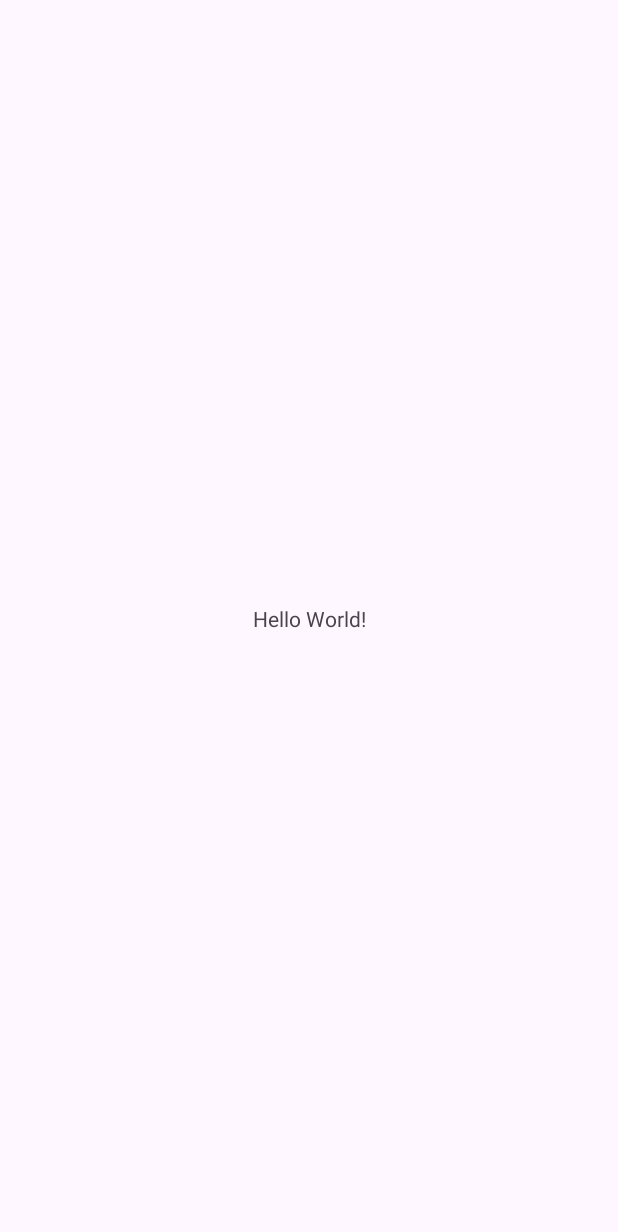
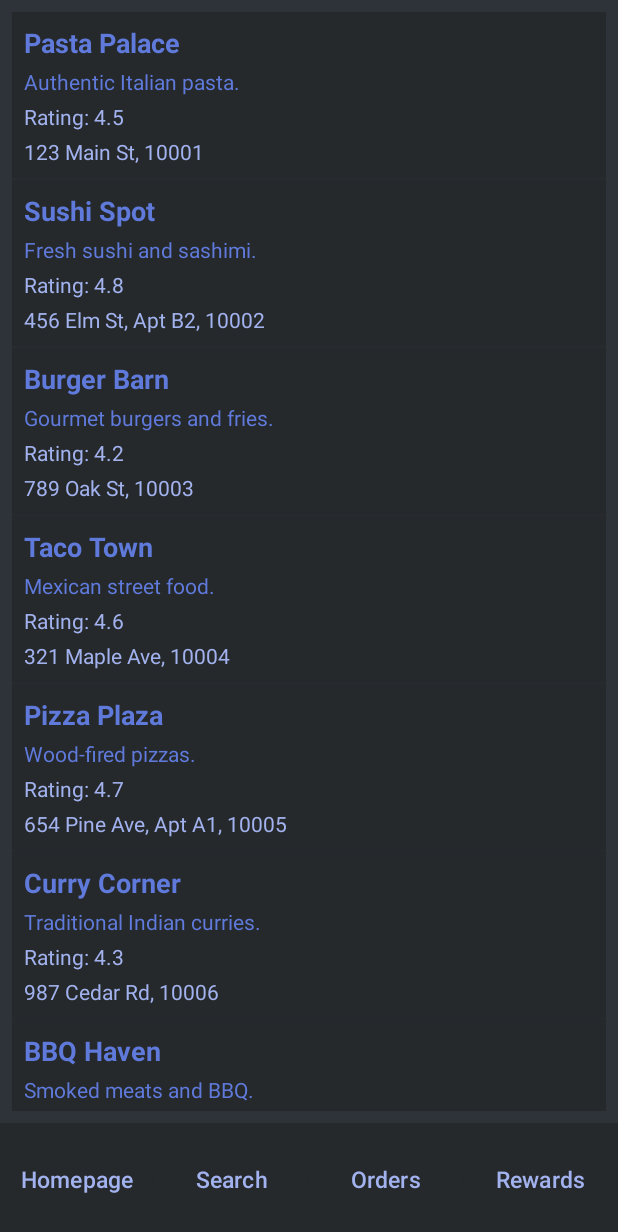
Before and after one commit to Aetthera/DeliveryApp_FinalProject_AndroidMobileDev, an Android app: the screen it shows after launch (MainActivity before the commit, UserActivity after it), on a phone screen of 412 x 824 dp. Before the commit the part shown is almost empty. Shown: the top 1232 px of the screen. Run offline under Robolectric (Android 15) with nearby library versions, the phone set to English and light mode, and no system bars.

Commit message:
Added the tab view for the User side. Created the Homepage and added hardcoded values to visualize it.

```diff
--- /dev/null
+++ b/app/src/main/java/com/example/deliveryapp_finalproject_androidmobiledev/Address.java
@@ -0,0 +1,55 @@
+package com.example.deliveryapp_finalproject_androidmobiledev;
+
+public class Address {
+    private String houseNumber;
+    private String streetName;
+    private String apartment;
+    private String zipcode;
+
+
+    public Address(String houseNumber, String streetName, String apartment, String zipcode) {
+        this.houseNumber = houseNumber;
+        this.streetName = streetName;
+        this.apartment = apartment;
+        this.zipcode = zipcode;
+    }
+
+    public Address(String houseNumber, String streetName, String zipcode) {
+        this.houseNumber = houseNumber;
+        this.streetName = streetName;
+        this.apartment = null;
+        this.zipcode = zipcode;
+    }
+
+    public String getHouseNumber() {
+        return houseNumber;
+    }
+
+    public void setHouseNumber(String houseNumber) {
+        this.houseNumber = houseNumber;
+    }
+
+    public String getStreetName() {
+        return streetName;
+    }
+
+    public void setStreetName(String streetName) {
+        this.streetName = streetName;
+    }
+
+    public String getApartment() {
+        return apartment;
+    }
+
+    public void setApartment(String apartment) {
+        this.apartment = apartment;
+    }
+
+    public String getZipcode() {
+        return zipcode;
+    }
+
+    public void setZipcode(String zipcode) {
+        this.zipcode = zipcode;
+    }
+}
--- /dev/null
+++ b/app/src/main/java/com/example/deliveryapp_finalproject_androidmobiledev/HomepageFragment.java
@@ -0,0 +1,58 @@
+package com.example.deliveryapp_finalproject_androidmobiledev;
+
+import android.os.Bundle;
+import android.view.LayoutInflater;
+import android.view.View;
+import android.view.ViewGroup;
+import androidx.annotation.NonNull;
+import androidx.annotation.Nullable;
+import androidx.fragment.app.Fragment;
+import java.util.ArrayList;
+import java.util.List;
+import android.widget.ListView;
+
+import androidx.activity.EdgeToEdge;
+import androidx.appcompat.app.AppCompatActivity;
+import androidx.core.graphics.Insets;
+import androidx.core.view.ViewCompat;
+import androidx.core.view.WindowInsetsCompat;
+
+public class HomepageFragment extends Fragment {
+
+    @Nullable
+    @Override
+    public View onCreateView(@NonNull LayoutInflater inflater, @Nullable ViewGroup container, @Nullable Bundle savedInstanceState) {
+        View view = inflater.inflate(R.layout.activity_homepage_fragment, container, false);
+
+        ListView listView = view.findViewById(R.id.list_view);
+
+        // List of restaurants
+        List<Restaurant> restaurantList = new ArrayList<>();
+        restaurantList.add(new Restaurant("Pasta Palace", "Authentic Italian pasta.", 4.5,
+                new Address("123", "Main St", "10001")));
+        restaurantList.add(new Restaurant("Sushi Spot", "Fresh sushi and sashimi.", 4.8,
+                new Address("456", "Elm St", "B2", "10002")));
+        restaurantList.add(new Restaurant("Burger Barn", "Gourmet burgers and fries.", 4.2,
+                new Address("789", "Oak St", "10003")));
+        restaurantList.add(new Restaurant("Taco Town", "Mexican street food.", 4.6,
+                new Address("321", "Maple Ave", "10004")));
+        restaurantList.add(new Restaurant("Pizza Plaza", "Wood-fired pizzas.", 4.7,
+                new Address("654", "Pine Ave", "A1", "10005")));
+        restaurantList.add(new Restaurant("Curry Corner", "Traditional Indian curries.", 4.3,
+                new Address("987", "Cedar Rd", "10006")));
+        restaurantList.add(new Restaurant("BBQ Haven", "Smoked meats and BBQ.", 4.9,
+                new Address("159", "Birch Rd", "10007")));
+        restaurantList.add(new Restaurant("Vegan Vibes", "Plant-based goodness.", 4.4,
+                new Address("753", "Spruce Rd", "C3", "10008")));
+        restaurantList.add(new Restaurant("Seafood Shack", "Fresh seafood daily.", 4.5,
+                new Address("951", "Willow Ln", "10009")));
+        restaurantList.add(new Restaurant("Bakery Bliss", "Breads and pastries.", 4.6,
+                new Address("852", "Fir Ln", "D4", "10010")));
+
+        // Set the adapter
+        RestaurantListAdapter adapter = new RestaurantListAdapter(getContext(), restaurantList);
+        listView.setAdapter(adapter);
+
+        return view;
+    }
+}
--- /dev/null
+++ b/app/src/main/java/com/example/deliveryapp_finalproject_androidmobiledev/OrdersFragment.java
@@ -0,0 +1,24 @@
+package com.example.deliveryapp_finalproject_androidmobiledev;
+
+import android.os.Bundle;
+import android.view.LayoutInflater;
+import android.view.View;
+import android.view.ViewGroup;
+import androidx.annotation.NonNull;
+import androidx.annotation.Nullable;
+import androidx.fragment.app.Fragment;
+
+import androidx.activity.EdgeToEdge;
+import androidx.appcompat.app.AppCompatActivity;
+import androidx.core.graphics.Insets;
+import androidx.core.view.ViewCompat;
+import androidx.core.view.WindowInsetsCompat;
+
+public class OrdersFragment extends Fragment {
+
+    @Nullable
+    @Override
+    public View onCreateView(@NonNull LayoutInflater inflater, @Nullable ViewGroup container, @Nullable Bundle savedInstanceState) {
+        return inflater.inflate(R.layout.activity_orders_fragment, container, false);
+    }
+}
--- /dev/null
+++ b/app/src/main/java/com/example/deliveryapp_finalproject_androidmobiledev/Restaurant.java
@@ -0,0 +1,47 @@
+package com.example.deliveryapp_finalproject_androidmobiledev;
+
+public class Restaurant {
+    private String name;
+    private String description;
+    private double rating;
+    private Address address;
+
+    public Restaurant(String name, String description, double rating, Address address) {
+        this.name = name;
+        this.description = description;
+        this.rating = rating;
+        this.address = address;
+    }
+
+    public String getName() {
+        return name;
+    }
+
+    public void setName(String name) {
+        this.name = name;
+    }
+
+    public String getDescription() {
+        return description;
+    }
+
+    public void setDescription(String description) {
+        this.description = description;
+    }
+
+    public double getRating() {
+        return rating;
+    }
+
+    public void setRating(double rating) {
+        this.rating = rating;
+    }
+
+    public Address getAddress() {
+        return address;
+    }
+
+    public void setAddress(Address address) {
+        this.address = address;
+    }
+}
--- /dev/null
+++ b/app/src/main/java/com/example/deliveryapp_finalproject_androidmobiledev/RestaurantListAdapter.java
@@ -0,0 +1,50 @@
+package com.example.deliveryapp_finalproject_androidmobiledev;
+
+import android.content.Context;
+import android.view.LayoutInflater;
+import android.view.View;
+import android.view.ViewGroup;
+import android.widget.ArrayAdapter;
+import android.widget.TextView;
+import androidx.annotation.NonNull;
+import androidx.annotation.Nullable;
+import java.util.List;
+
+public class RestaurantListAdapter extends ArrayAdapter<Restaurant> {
+
+    public RestaurantListAdapter(Context context, List<Restaurant> restaurantList) {
+        super(context, 0, restaurantList);
+    }
+
+    @NonNull
+    @Override
+    public View getView(int position, @Nullable View convertView, @NonNull ViewGroup parent) {
+        if (convertView == null) {
+            convertView = LayoutInflater.from(getContext()).inflate(R.layout.item_restaurant, parent, false);
+        }
+
+        Restaurant restaurant = getItem(position);
+
+        TextView name = convertView.findViewById(R.id.restaurant_name);
+        TextView description = convertView.findViewById(R.id.restaurant_description);
+        TextView rating = convertView.findViewById(R.id.restaurant_rating);
+        TextView address = convertView.findViewById(R.id.restaurant_address);
+
+        name.setText(restaurant.getName());
+        description.setText(restaurant.getDescription());
+        rating.setText("Rating: " + restaurant.getRating());
+        address.setText(formatAddress(restaurant.getAddress()));
+
+        return convertView;
+    }
+
+    private String formatAddress(Address address) {
+        StringBuilder sb = new StringBuilder();
+        sb.append(address.getHouseNumber()).append(" ").append(address.getStreetName());
+        if (address.getApartment() != null) {
+            sb.append(", Apt ").append(address.getApartment());
+        }
+        sb.append(", ").append(address.getZipcode());
+        return sb.toString();
+    }
+}
--- /dev/null
+++ b/app/src/main/java/com/example/deliveryapp_finalproject_androidmobiledev/RewardsFragment.java
@@ -0,0 +1,24 @@
+package com.example.deliveryapp_finalproject_androidmobiledev;
+
+import android.os.Bundle;
+import android.view.LayoutInflater;
+import android.view.View;
+import android.view.ViewGroup;
+import androidx.annotation.NonNull;
+import androidx.annotation.Nullable;
+import androidx.fragment.app.Fragment;
+
+import androidx.activity.EdgeToEdge;
+import androidx.appcompat.app.AppCompatActivity;
+import androidx.core.graphics.Insets;
+import androidx.core.view.ViewCompat;
+import androidx.core.view.WindowInsetsCompat;
+
+public class RewardsFragment extends Fragment {
+
+    @Nullable
+    @Override
+    public View onCreateView(@NonNull LayoutInflater inflater, @Nullable ViewGroup container, @Nullable Bundle savedInstanceState) {
+        return inflater.inflate(R.layout.activity_rewards_fragment, container, false);
+    }
+}
--- /dev/null
+++ b/app/src/main/java/com/example/deliveryapp_finalproject_androidmobiledev/SearchFragment.java
@@ -0,0 +1,24 @@
+package com.example.deliveryapp_finalproject_androidmobiledev;
+
+import android.os.Bundle;
+import android.view.LayoutInflater;
+import android.view.View;
+import android.view.ViewGroup;
+import androidx.annotation.NonNull;
+import androidx.annotation.Nullable;
+import androidx.fragment.app.Fragment;
+
+import androidx.activity.EdgeToEdge;
+import androidx.appcompat.app.AppCompatActivity;
+import androidx.core.graphics.Insets;
+import androidx.core.view.ViewCompat;
+import androidx.core.view.WindowInsetsCompat;
+
+public class SearchFragment extends Fragment {
+
+    @Nullable
+    @Override
+    public View onCreateView(@NonNull LayoutInflater inflater, @Nullable ViewGroup container, @Nullable Bundle savedInstanceState) {
+        return inflater.inflate(R.layout.activity_search_fragment, container, false);
+    }
+}
--- /dev/null
+++ b/app/src/main/java/com/example/deliveryapp_finalproject_androidmobiledev/UserActivity.java
@@ -0,0 +1,44 @@
+package com.example.deliveryapp_finalproject_androidmobiledev;
+
+import android.os.Bundle;
+import android.widget.Button;
+import androidx.fragment.app.Fragment;
+
+
+import androidx.activity.EdgeToEdge;
+import androidx.appcompat.app.AppCompatActivity;
+import androidx.core.graphics.Insets;
+import androidx.core.view.ViewCompat;
+import androidx.core.view.WindowInsetsCompat;
+
+public class UserActivity extends AppCompatActivity {
+
+    @Override
+    protected void onCreate(Bundle savedInstanceState) {
+        super.onCreate(savedInstanceState);
+        EdgeToEdge.enable(this);
+        setContentView(R.layout.activity_user);
+
+        // Get the tab buttons
+        Button homepageTab = findViewById(R.id.tab_homepage);
+        Button searchTab = findViewById(R.id.tab_search);
+        Button ordersTab = findViewById(R.id.tab_orders);
+        Button rewardsTab = findViewById(R.id.tab_rewards);
+
+        // Set event listeners
+        homepageTab.setOnClickListener(v -> loadFragment(new HomepageFragment()));
+        searchTab.setOnClickListener(v -> loadFragment(new SearchFragment()));
+        ordersTab.setOnClickListener(v -> loadFragment(new OrdersFragment()));
+        rewardsTab.setOnClickListener(v -> loadFragment(new RewardsFragment()));
+
+        // Load the Homepage fragment by default
+        loadFragment(new HomepageFragment());
+    }
+
+    private void loadFragment(Fragment fragment) {
+        getSupportFragmentManager()
+                .beginTransaction()
+                .replace(R.id.frame_layout, fragment)
+                .commit();
+    }
+}
--- /dev/null
+++ b/app/src/main/res/layout/activity_homepage_fragment.xml
@@ -0,0 +1,19 @@
+<LinearLayout
+    xmlns:android="http://schemas.android.com/apk/res/android"
+    xmlns:app="http://schemas.android.com/apk/res-auto"
+    xmlns:tools="http://schemas.android.com/tools"
+    android:layout_width="match_parent"
+    android:layout_height="match_parent"
+    android:orientation="vertical"
+    android:padding="8dp"
+    >
+
+    <ListView
+        android:id="@+id/list_view"
+        android:layout_width="match_parent"
+        android:layout_height="match_parent"
+        android:divider="@color/secondary_background"
+        android:dividerHeight="1sp"
+        />
+
+</LinearLayout>
--- /dev/null
+++ b/app/src/main/res/layout/activity_orders_fragment.xml
@@ -0,0 +1,18 @@
+<LinearLayout
+    xmlns:android="http://schemas.android.com/apk/res/android"
+    xmlns:app="http://schemas.android.com/apk/res-auto"
+    xmlns:tools="http://schemas.android.com/tools"
+    android:layout_width="match_parent"
+    android:layout_height="match_parent"
+    android:gravity="center"
+    android:orientation="vertical"
+    >
+
+    <TextView
+        android:layout_width="wrap_content"
+        android:layout_height="wrap_content"
+        android:text="Orders Content"
+        android:textSize="25sp"
+        />
+
+</LinearLayout>
--- /dev/null
+++ b/app/src/main/res/layout/activity_rewards_fragment.xml
@@ -0,0 +1,18 @@
+<LinearLayout
+    xmlns:android="http://schemas.android.com/apk/res/android"
+    xmlns:app="http://schemas.android.com/apk/res-auto"
+    xmlns:tools="http://schemas.android.com/tools"
+    android:layout_width="match_parent"
+    android:layout_height="match_parent"
+    android:gravity="center"
+    android:orientation="vertical"
+    >
+
+    <TextView
+        android:layout_width="wrap_content"
+        android:layout_height="wrap_content"
+        android:text="Rewards Content"
+        android:textSize="25sp"
+        />
+
+</LinearLayout>
--- /dev/null
+++ b/app/src/main/res/layout/activity_search_fragment.xml
@@ -0,0 +1,18 @@
+<LinearLayout
+    xmlns:android="http://schemas.android.com/apk/res/android"
+    xmlns:app="http://schemas.android.com/apk/res-auto"
+    xmlns:tools="http://schemas.android.com/tools"
+    android:layout_width="match_parent"
+    android:layout_height="match_parent"
+    android:gravity="center"
+    android:orientation="vertical"
+    >
+
+    <TextView
+        android:layout_width="wrap_content"
+        android:layout_height="wrap_content"
+        android:text="Search Content"
+        android:textSize="25sp"
+        />
+
+</LinearLayout>
--- /dev/null
+++ b/app/src/main/res/layout/activity_user.xml
@@ -0,0 +1,79 @@
+<LinearLayout
+    xmlns:android="http://schemas.android.com/apk/res/android"
+    xmlns:app="http://schemas.android.com/apk/res-auto"
+    xmlns:tools="http://schemas.android.com/tools"
+    android:layout_width="match_parent"
+    android:layout_height="match_parent"
+    android:orientation="vertical"
+    android:background="@color/primary_background"
+    >
+
+    <!-- FrameLayout to hold fragment views -->
+    <FrameLayout
+        android:id="@+id/frame_layout"
+        android:layout_width="match_parent"
+        android:layout_height="0dp"
+        android:layout_weight="1"
+        android:background="@color/secondary_background"
+        />
+
+    <!-- Tab Buttons Layout at the Bottom -->
+    <LinearLayout
+        android:layout_width="match_parent"
+        android:layout_height="75sp"
+        android:orientation="horizontal"
+        android:gravity="center"
+        android:background="@color/primary_background"
+        >
+
+        <Button
+            android:id="@+id/tab_homepage"
+            android:layout_width="0dp"
+            android:layout_height="wrap_content"
+            android:layout_weight="1"
+            android:text="Homepage"
+            android:textSize="15sp"
+            android:padding="0dp"
+            android:textColor="@color/light_accent"
+            android:backgroundTint="@color/primary_background"
+            />
+
+        <Button
+            android:id="@+id/tab_search"
+            android:layout_width="0dp"
+            android:layout_height="wrap_content"
+            android:layout_weight="1"
+            android:text="Search"
+            android:textSize="15sp"
+            android:padding="0dp"
+            android:textColor="@color/light_accent"
+            android:backgroundTint="@color/primary_background"
+            />
+
+        <Button
+            android:id="@+id/tab_orders"
+            android:layout_width="0dp"
+            android:layout_height="wrap_content"
+            android:layout_weight="1"
+            android:text="Orders"
+            android:textSize="15sp"
+            android:padding="0dp"
+            android:textColor="@color/light_accent"
+            android:backgroundTint="@color/primary_background"
+            />
+
+        <Button
+            android:id="@+id/tab_rewards"
+            android:layout_width="0dp"
+            android:layout_height="wrap_content"
+            android:layout_weight="1"
+            android:text="Rewards"
+            android:textSize="15sp"
+            android:padding="0dp"
+            android:textColor="@color/light_accent"
+            android:backgroundTint="@color/primary_background"
+            />
+
+    </LinearLayout>
+
+</LinearLayout>
--- /dev/null
+++ b/app/src/main/res/layout/item_restaurant.xml
@@ -0,0 +1,53 @@
+<LinearLayout
+    xmlns:android="http://schemas.android.com/apk/res/android"
+    xmlns:app="http://schemas.android.com/apk/res-auto"
+    xmlns:tools="http://schemas.android.com/tools"
+    android:layout_width="match_parent"
+    android:layout_height="wrap_content"
+    android:orientation="vertical"
+    android:padding="8sp"
+    android:background="@color/primary_background"
+    android:layout_margin="8dp"
+    android:elevation="4dp">
+
+    <!-- Restaurant Name -->
+    <TextView
+        android:id="@+id/restaurant_name"
+        android:layout_width="wrap_content"
+        android:layout_height="wrap_content"
+        android:textSize="18sp"
+        android:textStyle="bold"
+        android:textColor="@color/accent"
+        android:paddingBottom="4dp"
+        android:text="Restaurant Name" />
+
+    <!-- Restaurant Description -->
+    <TextView
+        android:id="@+id/restaurant_description"
+        android:layout_width="wrap_content"
+        android:layout_height="wrap_content"
+        android:textSize="14sp"
+        android:textColor="@color/accent"
+        android:paddingBottom="4dp"
+        android:text="Restaurant Description" />
+
+    <!-- Restaurant Rating -->
+    <TextView
+        android:id="@+id/restaurant_rating"
+        android:layout_width="wrap_content"
+        android:layout_height="wrap_content"
+        android:textSize="14sp"
+        android:textColor="@color/light_accent"
+        android:paddingBottom="4dp"
+        android:text="Rating: Restaurant Rating" />
+
+    <!-- Restaurant Address -->
+    <TextView
+        android:id="@+id/restaurant_address"
+        android:layout_width="wrap_content"
+        android:layout_height="wrap_content"
+        android:textSize="14sp"
+        android:textColor="@color/light_accent"
+        android:text="Address: Restaurant Address" />
+
+</LinearLayout>
--- a/app/src/main/res/values/colors.xml
+++ b/app/src/main/res/values/colors.xml
@@ -2,4 +2,8 @@
 <resources>
     <color name="black">#FF000000</color>
     <color name="white">#FFFFFFFF</color>
+    <color name="primary_background">#26292B</color>
+    <color name="secondary_background">#2E3239</color>
+    <color name="accent">#5F7ADB</color>
+    <color name="light_accent">#A2B2EE</color>
 </resources>
```
Also changed, not shown: app/src/main/AndroidManifest.xml (+19 -1 lines).
